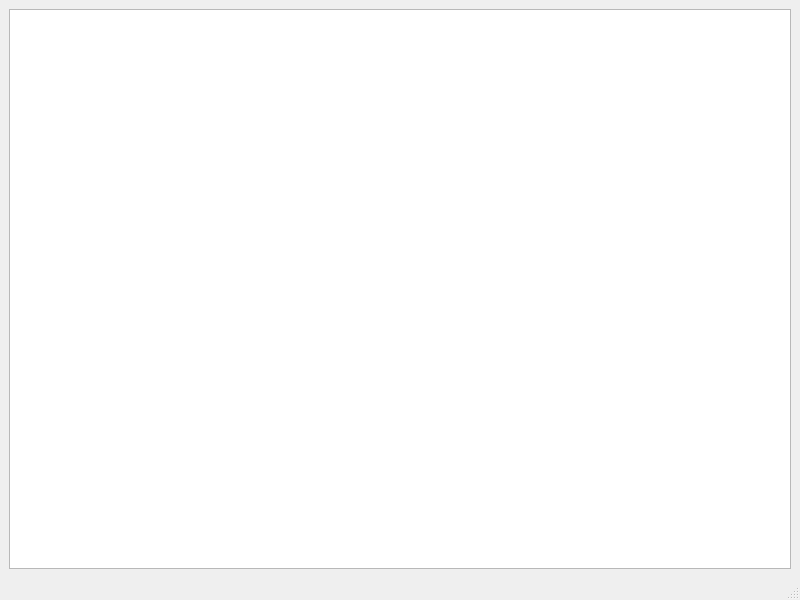
Above: src/ex_modelview/mainwindow.ui from dsba-z/week18cpp2021-modelview before the change. Below: the same form after it.
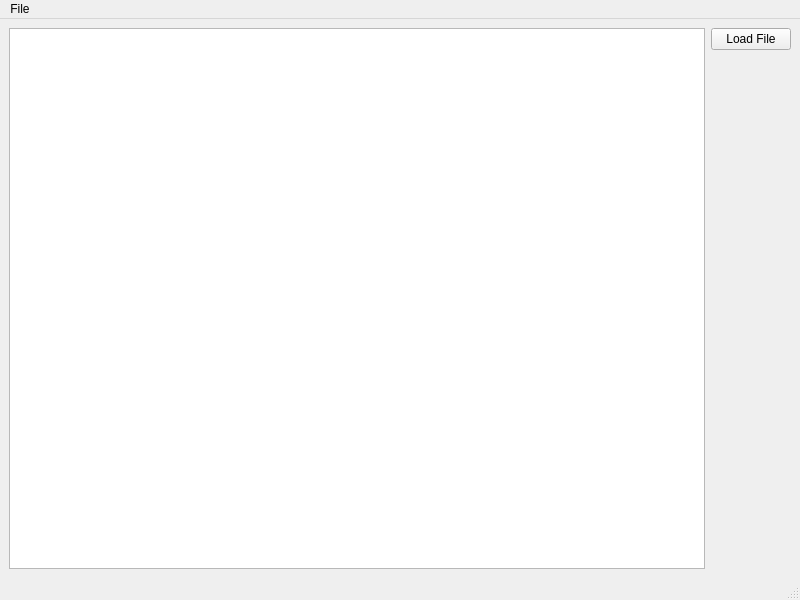
That is the form after the change.

Patch:
```diff
--- a/src/ex_modelview/mainwindow.ui
+++ b/src/ex_modelview/mainwindow.ui
@@ -15,7 +15,27 @@
   </property>
   <widget class="QWidget" name="centralwidget">
    <layout class="QGridLayout" name="gridLayout">
-    <item row="0" column="0">
+    <item row="4" column="2">
+     <widget class="QPushButton" name="loadButton">
+      <property name="text">
+       <string>Load File</string>
+      </property>
+     </widget>
+    </item>
+    <item row="5" column="2">
+     <spacer name="verticalSpacer">
+      <property name="orientation">
+       <enum>Qt::Vertical</enum>
+      </property>
+      <property name="sizeHint" stdset="0">
+       <size>
+        <width>20</width>
+        <height>40</height>
+       </size>
+      </property>
+     </spacer>
+    </item>
+    <item row="4" column="1" rowspan="2">
      <widget class="QTableView" name="tableView"/>
     </item>
    </layout>
@@ -29,6 +49,13 @@
      <height>23</height>
     </rect>
    </property>
+   <widget class="QMenu" name="menuFile">
+    <property name="title">
+     <string>File</string>
+    </property>
+    <addaction name="actionLoad"/>
+   </widget>
+   <addaction name="menuFile"/>
   </widget>
   <widget class="QStatusBar" name="statusbar"/>
  </widget>
```
Left out of the diff: 5 changed lines with no effect on the pictures.
